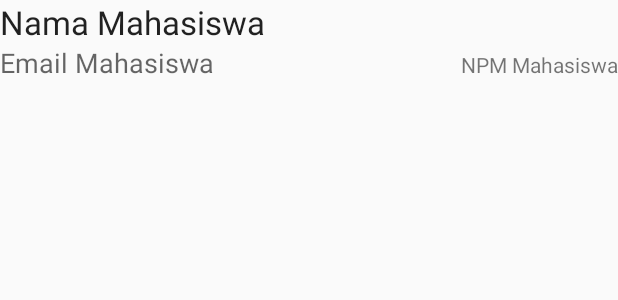
After one commit to endymuhardin/materi-kuliah-java-2014-03, an Android app: the layout info_mahasiswa.xml on its own in the app's theme, with its tools: preview values and no code run, on a phone screen of 412 x 824 dp. The commit adds this screen. Shown: the top 300 px of the screen. Run offline under Robolectric (Android 15) with nearby library versions, the phone set to English and light mode, and no system bars.

Commit message:
activity untuk menampilkan daftar mahasiswa

```diff
--- a/belajar-android/DemoSqlite/app/src/main/AndroidManifest.xml
+++ b/belajar-android/DemoSqlite/app/src/main/AndroidManifest.xml
@@ -16,6 +16,10 @@
                 <category android:name="android.intent.category.LAUNCHER" />
             </intent-filter>
         </activity>
+        <activity
+            android:name=".DataMahasiswaActivity"
+            android:label="@string/title_activity_data_mahasiswa" >
+        </activity>
     </application>
 
 </manifest>
--- /dev/null
+++ b/belajar-android/DemoSqlite/app/src/main/res/layout/info_mahasiswa.xml
@@ -0,0 +1,34 @@
+<?xml version="1.0" encoding="utf-8"?>
+<RelativeLayout xmlns:android="http://schemas.android.com/apk/res/android"
+    android:layout_width="match_parent" android:layout_height="match_parent">
+
+
+    <TextView
+        android:layout_width="match_parent"
+        android:layout_height="wrap_content"
+        android:textAppearance="?android:attr/textAppearanceLarge"
+        android:text="Nama Mahasiswa"
+        android:id="@+id/txtNama"
+        android:layout_alignParentTop="true"
+        android:layout_alignParentStart="true" />
+
+    <TextView
+        android:layout_width="wrap_content"
+        android:layout_height="wrap_content"
+        android:textAppearance="?android:attr/textAppearanceMedium"
+        android:text="Email Mahasiswa"
+        android:id="@+id/txtEmail"
+        android:layout_below="@+id/txtNama"
+        android:layout_alignParentStart="true" />
+
+
+    <TextView
+        android:layout_width="wrap_content"
+        android:layout_height="wrap_content"
+        android:textAppearance="?android:attr/textAppearanceSmall"
+        android:text="NPM Mahasiswa"
+        android:id="@+id/txtNpm"
+        android:layout_alignBaseline="@+id/txtEmail"
+        android:layout_alignParentEnd="true" />
+
+</RelativeLayout>
--- a/belajar-android/DemoSqlite/app/src/main/res/values/strings.xml
+++ b/belajar-android/DemoSqlite/app/src/main/res/values/strings.xml
@@ -5,5 +5,6 @@
     <string name="title_activity_demo_sqlite">DemoSqliteActivity</string>
     <string name="hello_world">Hello world!</string>
     <string name="action_settings">Settings</string>
+    <string name="title_activity_data_mahasiswa">DataMahasiswaActivity</string>
 
 </resources>
```
Also changed, not shown: belajar-android/DemoSqlite/app/src/main/java/com/muhardin/endy/belajar/android/demosqlite/DataMahasiswaActivity.java (added, +23 -0 lines), belajar-android/DemoSqlite/app/src/main/res/layout/activity_data_mahasiswa.xml (added, +14 -0 lines).
